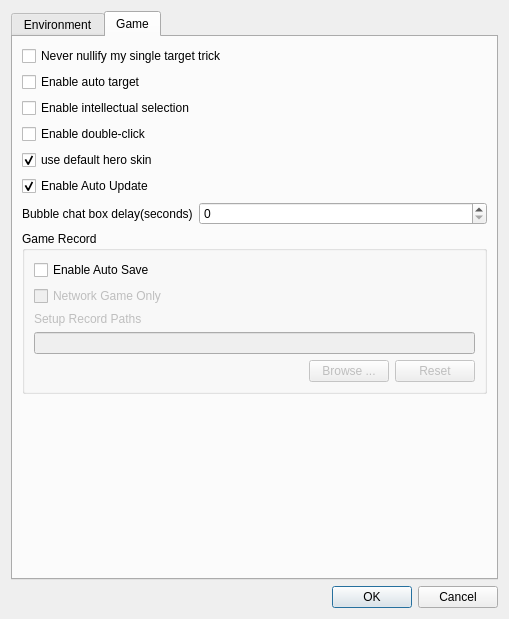
First picture: the form in src/dialog/configdialog.ui, repository lwtmusou/touhoukill, before the edit.
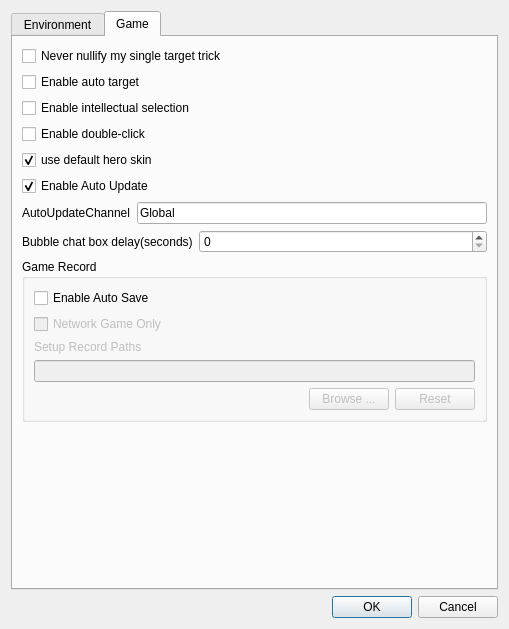
Second picture: the form after the edit. The open tabs and pages were chosen to show the change.

```diff
--- a/src/dialog/configdialog.ui
+++ b/src/dialog/configdialog.ui
@@ -10,7 +10,7 @@
     <x>0</x>
     <y>0</y>
     <width>509</width>
-    <height>616</height>
+    <height>629</height>
    </rect>
   </property>
   <property name="sizePolicy">
@@ -510,6 +510,27 @@
              </property>
             </widget>
            </item>
+           <item>
+            <layout class="QHBoxLayout" name="horizontalLayout_3">
+             <item>
+              <widget class="QLabel" name="label">
+               <property name="text">
+                <string>AutoUpdateChannel</string>
+               </property>
+              </widget>
+             </item>
+             <item>
+              <widget class="QLineEdit" name="autoUpdateChannelLineEdit">
+               <property name="text">
+                <string>Global</string>
+               </property>
+               <property name="placeholderText">
+                <string>DO NOT EDIT THIS UNLESS YOU KNOW WHAT YOU ARE DOING</string>
+               </property>
+              </widget>
+             </item>
+            </layout>
+           </item>
            <item>
             <layout class="QHBoxLayout" name="horizontalLayout_7" stretch="0,1">
              <item>
```
Left out of the diff: 2 changed lines with no effect on the pictures.
